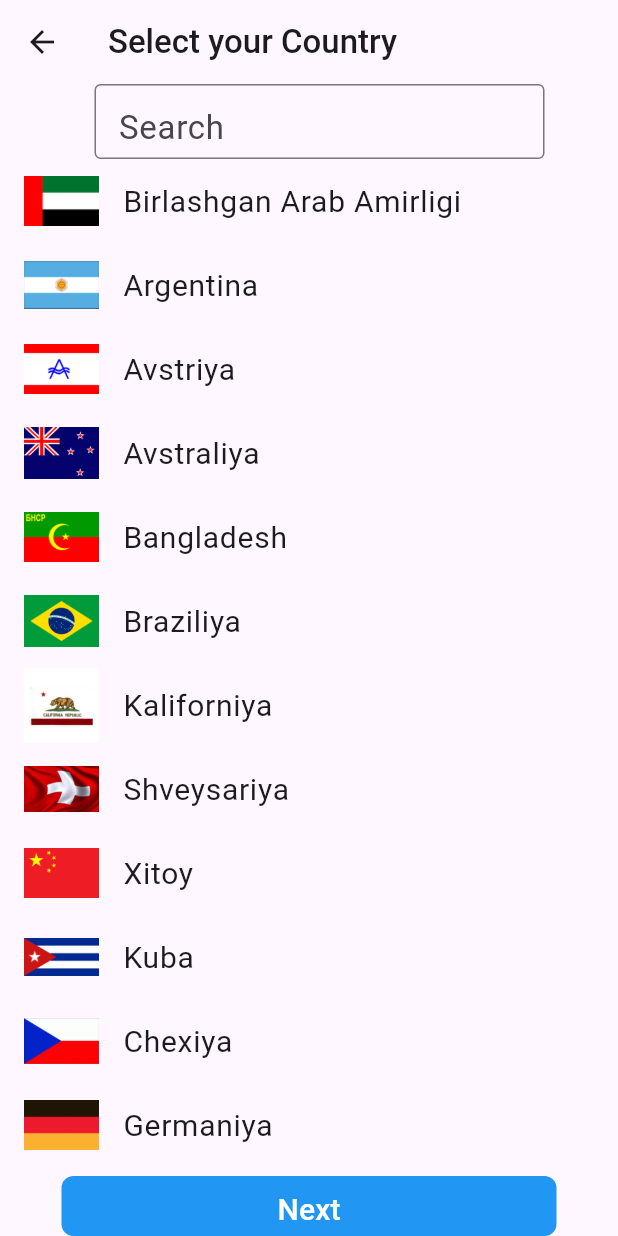
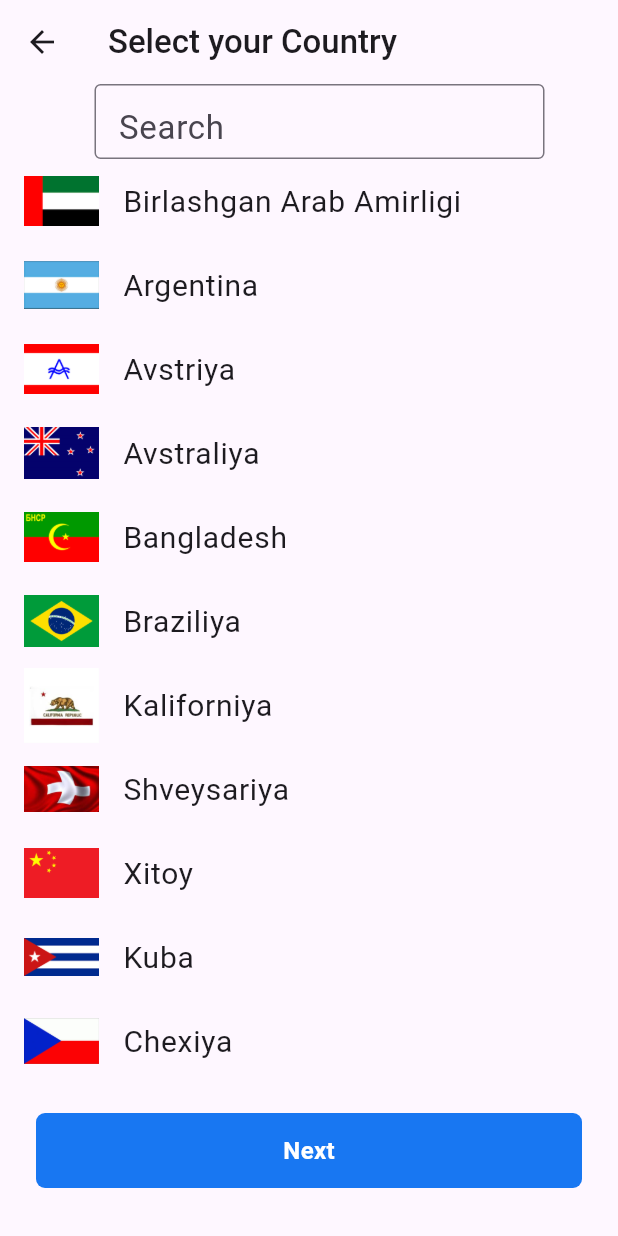
Before and after one commit to Jahongir0203/kakar_news, a Flutter app: the CountryPage screen opened by its route, on a phone screen of 412 x 824 dp. Run offline on Flutter 3.47's test engine with Material 3 defaults, Android fonts, the light colour scheme and no system bars; our stand-ins replace bloc, flutter_bloc, flutter_svg, smooth_page_indicator.

Commit message:
nextButton widget used

```diff
--- /dev/null
+++ b/devtools_options.yaml
@@ -0,0 +1 @@
+extensions:
--- a/lib/ui/pages/country_page/country_page.dart
+++ b/lib/ui/pages/country_page/country_page.dart
@@ -1,5 +1,6 @@
 import 'package:flutter/material.dart';
 import 'package:kakar_news/ui/pages/topics_page/topics_page.dart';
+import 'package:kakar_news/ui/widgets/next_button.dart';
 
 import '../../../data/utils/app_png.dart';
 
@@ -14,30 +15,74 @@ class CountryPage extends StatefulWidget {
 class _CountryPageState extends State<CountryPage> {
   TextEditingController textEditingController = TextEditingController();
   List<String> countries = [
-    "Birlashgan Arab Amirligi", "Argentina", "Avstriya", "Avstraliya", "Bangladesh", "Braziliya",
-    "Kaliforniya", "Shveysariya", "Xitoy", "Kuba", "Chexiya", "Germaniya",
-    "Misr", "Birlashgan Qirollik", "Gretsiya", "Vengriya","Indoneziya", "Irlandiya", "Italiya",
-    "Yaponiya","Koreya", "Litva", "Latviya","Meksika","Malayziya", "Niderlandiya", "Norvegiya","Zelandiya",
-    "Filippin", "Polsha", "Rossiya", "Amerika Qoʻshma Shtatlari",
+    "Birlashgan Arab Amirligi",
+    "Argentina",
+    "Avstriya",
+    "Avstraliya",
+    "Bangladesh",
+    "Braziliya",
+    "Kaliforniya",
+    "Shveysariya",
+    "Xitoy",
+    "Kuba",
+    "Chexiya",
+    "Germaniya",
+    "Misr",
+    "Birlashgan Qirollik",
+    "Gretsiya",
+    "Vengriya",
+    "Indoneziya",
+    "Irlandiya",
+    "Italiya",
+    "Yaponiya",
+    "Koreya",
+    "Litva",
+    "Latviya",
+    "Meksika",
+    "Malayziya",
+    "Niderlandiya",
+    "Norvegiya",
+    "Zelandiya",
+    "Filippin",
+    "Polsha",
+    "Rossiya",
+    "Amerika Qoʻshma Shtatlari",
   ];
 
   List<String> flags = [
     AppPng.KBirlashganArabAmirligi,
-    AppPng.kArgentina, AppPng.kAvstriya,
-    AppPng.kAvstraliya, AppPng.kBangladesh, AppPng.kBraziliya, AppPng.kKaliforniya,
-    AppPng.kShveysariya, AppPng.kXitoy, AppPng.kKuba,
-    AppPng.kChexiya, AppPng.kGermaniya, AppPng.kMisr, AppPng.kBirlashganQirollik,
-    AppPng.kGretsiya, AppPng.kVengriya,
-    AppPng.kIndoneziya, AppPng.kIrlandiya,
-    AppPng.kItaliya, AppPng.kYaponiya,
-    AppPng.kKoreya, AppPng.kLitva,
-    AppPng.kLatviya, AppPng.kMeksika,
-    AppPng.kMalayziya, AppPng.kNiderlandiya,
-    AppPng.kNorvegiya, AppPng.kZelandiya,
-    AppPng.kFilippin, AppPng.kPolsha,
-    AppPng.kRossiya, AppPng.kAmerikaQoshmaShtatlari,
+    AppPng.kArgentina,
+    AppPng.kAvstriya,
+    AppPng.kAvstraliya,
+    AppPng.kBangladesh,
+    AppPng.kBraziliya,
+    AppPng.kKaliforniya,
+    AppPng.kShveysariya,
+    AppPng.kXitoy,
+    AppPng.kKuba,
+    AppPng.kChexiya,
+    AppPng.kGermaniya,
+    AppPng.kMisr,
+    AppPng.kBirlashganQirollik,
+    AppPng.kGretsiya,
+    AppPng.kVengriya,
+    AppPng.kIndoneziya,
+    AppPng.kIrlandiya,
+    AppPng.kItaliya,
+    AppPng.kYaponiya,
+    AppPng.kKoreya,
+    AppPng.kLitva,
+    AppPng.kLatviya,
+    AppPng.kMeksika,
+    AppPng.kMalayziya,
+    AppPng.kNiderlandiya,
+    AppPng.kNorvegiya,
+    AppPng.kZelandiya,
+    AppPng.kFilippin,
+    AppPng.kPolsha,
+    AppPng.kRossiya,
+    AppPng.kAmerikaQoshmaShtatlari,
   ];
-
 
   List<String> filteredCountries = [];
 
@@ -50,7 +95,8 @@ class _CountryPageState extends State<CountryPage> {
   void filterCountries(String query) {
     setState(() {
       filteredCountries = countries
-          .where((country) => country.toLowerCase().contains(query.toLowerCase()))
+          .where(
+              (country) => country.toLowerCase().contains(query.toLowerCase()))
           .toList();
     });
   }
@@ -72,7 +118,6 @@ class _CountryPageState extends State<CountryPage> {
           ],
         ),
       ),
-
       body: Column(
         children: [
           Padding(
@@ -113,7 +158,8 @@ class _CountryPageState extends State<CountryPage> {
                   child: ListTile(
                     title: Text(
                       filteredCountries[index],
-                      style: TextStyle(fontSize: 20, fontWeight: FontWeight.w400),
+                      style:
+                          TextStyle(fontSize: 20, fontWeight: FontWeight.w400),
                     ),
                     leading: Image.asset(
                       flags[countries.indexOf(filteredCountries[index])],
@@ -122,25 +168,14 @@ class _CountryPageState extends State<CountryPage> {
                     ),
                   ),
                 );
-
               },
             ),
           ),
-          Container(
-            height: 40,width: 330,
-            decoration: BoxDecoration(
-              borderRadius: BorderRadius.circular(8),color: Colors.blue
-            ),
-            child: TextButton(
-              onPressed: (){
-                Navigator.pushNamed(context, TopicsPage.routeName);
-              }
-              ,child: const Text("Next",style: TextStyle(fontSize: 20,color: Colors.white),),
-            ),
-          )
-
         ],
       ),
+      bottomNavigationBar: nextButton(context, () {
+        Navigator.pushNamed(context, TopicsPage.routeName);
+      }, 32),
     );
   }
 }
--- /dev/null
+++ b/lib/ui/widgets/next_button.dart
@@ -0,0 +1,36 @@
+import 'package:flutter/cupertino.dart';
+import 'package:flutter/material.dart';
+
+import '../../data/utils/app_colors.dart';
+import 'app_textStyle.dart';
+
+Padding nextButton(BuildContext context, Function onTap,double verticalPadding) {
+  return Padding(
+    padding: EdgeInsets.symmetric(
+      horizontal: 24,
+      vertical:verticalPadding ,
+    ),
+    child: InkWell(
+      onTap: () {
+        onTap();
+      },
+      child: Container(
+        height: 50,
+        decoration: BoxDecoration(
+          borderRadius: BorderRadius.circular(6),
+          color: AppColors.kPrimaryBlue,
+        ),
+        child: Center(
+          child: Text(
+            'Next',
+            style: buildTextStyle(
+              color: AppColors.kWhite,
+              fontSize: 16,
+              fontWeight: FontWeight.w600,
+            ),
+          ),
+        ),
+      ),
+    ),
+  );
+}
```
Also changed, not shown: lib/ui/pages/newsSource_page/newsSource_page.dart (+8 -28 lines), lib/ui/pages/topics_page/topics_page.dart (+12 -31 lines).
